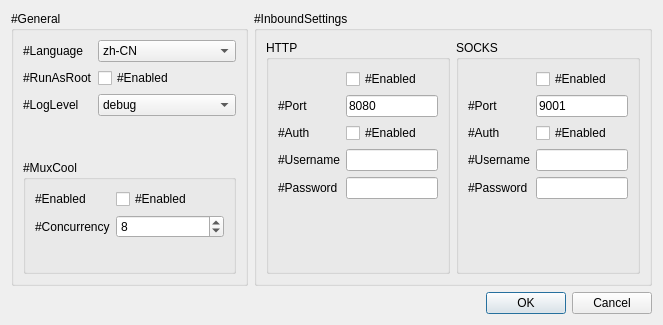
Above: src/w_PrefrencesWindow.ui from darsvador/qvssr before the change. Below: the same form after it.
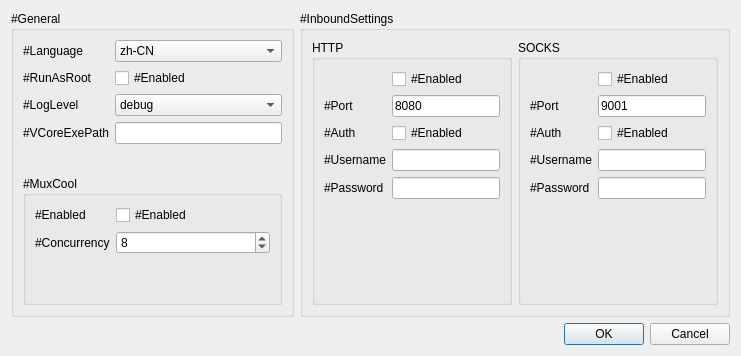
That is the form after the change.

```diff
--- a/src/w_PrefrencesWindow.ui
+++ b/src/w_PrefrencesWindow.ui
@@ -6,8 +6,8 @@
    <rect>
     <x>0</x>
     <y>0</y>
-    <width>663</width>
-    <height>325</height>
+    <width>741</width>
+    <height>356</height>
    </rect>
   </property>
   <property name="minimumSize">
@@ -117,6 +117,16 @@
           </item>
          </widget>
         </item>
+        <item row="3" column="0">
+         <widget class="QLabel" name="label_14">
+          <property name="text">
+           <string>#VCoreExePath</string>
+          </property>
+         </widget>
+        </item>
+        <item row="3" column="1">
+         <widget class="QLineEdit" name="vCoreExePathTxt"/>
+        </item>
        </layout>
       </item>
       <item>
```
